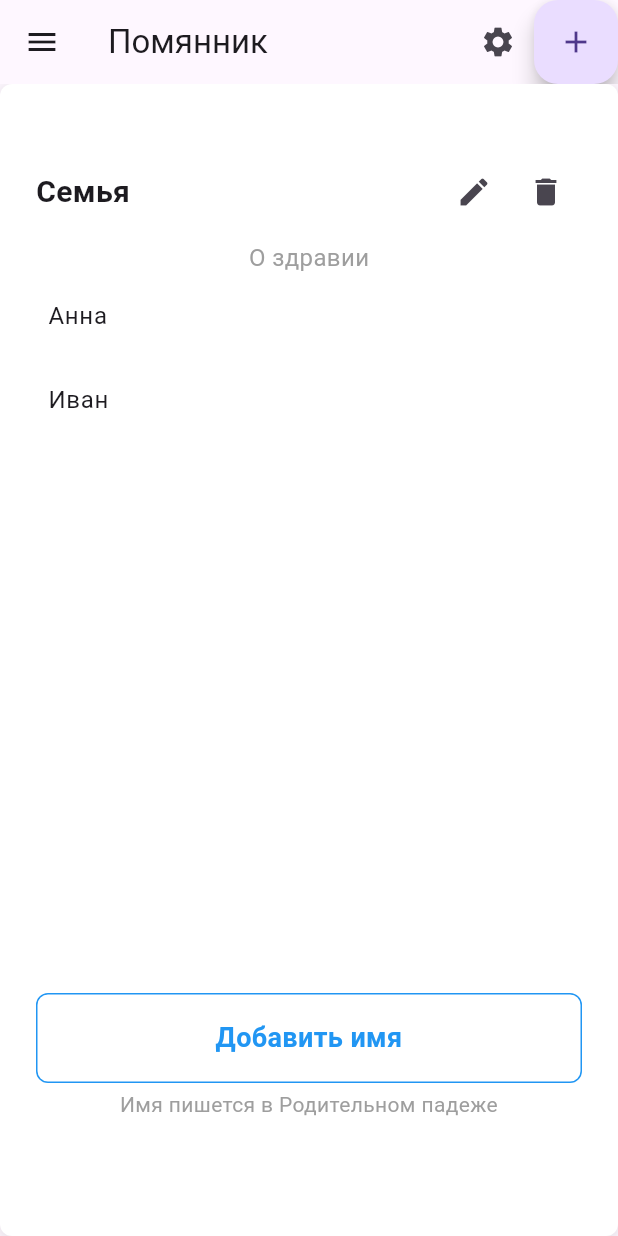
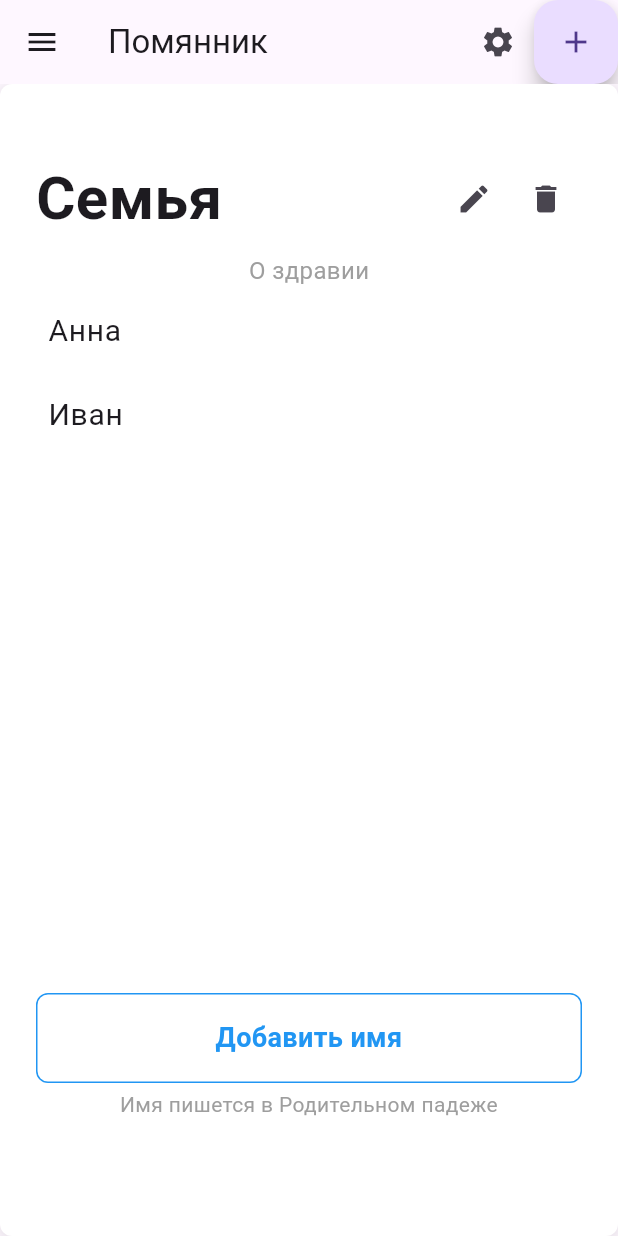
Before and after one commit to Regellion/memorial-app, a Flutter app: the screen it shows after launch, on a phone screen of 412 x 824 dp. Run offline on Flutter 3.47's test engine with Material 3 defaults, Android fonts, the phone set to English and light mode, and no system bars.

Commit message:
Issue-11 Изменен дефолтный размер текста + размер заголовка списков помина

```diff
--- a/lib/main.dart
+++ b/lib/main.dart
@@ -301,7 +301,7 @@ class NameListPage extends StatelessWidget {
                     Expanded(
                       child: Text(
                         nameList.title,
-                        style: TextStyle(fontSize: 20, fontWeight: FontWeight.bold),
+                        style: TextStyle(fontSize: 40, fontWeight: FontWeight.bold),
                       ),
                     ),
                     IconButton(
--- a/lib/settings.dart
+++ b/lib/settings.dart
@@ -1,7 +1,7 @@
 import 'package:flutter/material.dart';
 
 class Settings with ChangeNotifier {
-  double _fontSize = 16.0;
+  double _fontSize = 20.0;
 
   double get fontSize => _fontSize;
 
```
